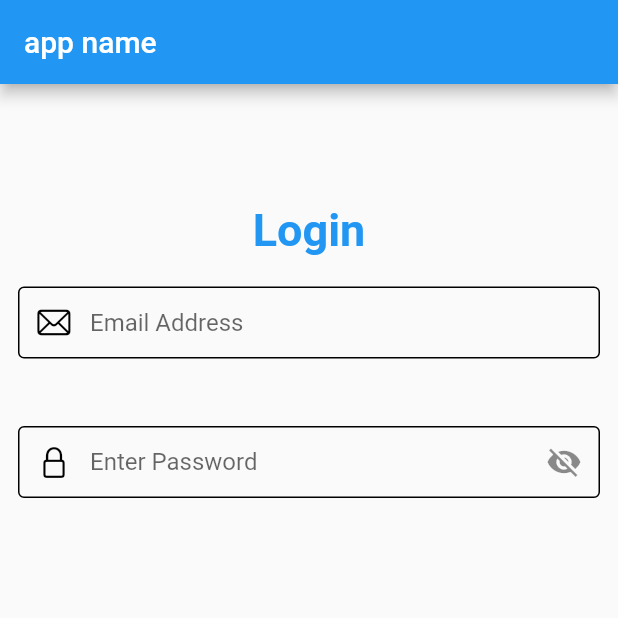
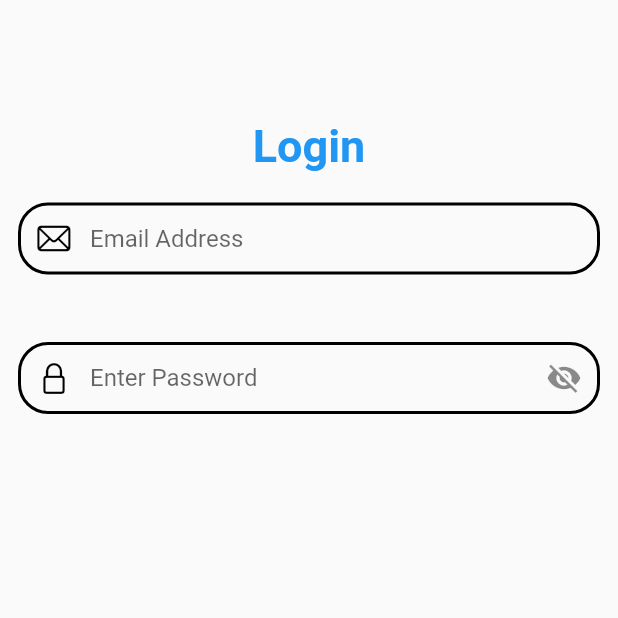
Before and after one commit to mahimafire1234/Kabadiwala, a Flutter app: the screen it shows after launch, on a phone screen of 412 x 824 dp, the top half of it. Run offline on Flutter 3.47's test engine with Material 2 defaults, Android fonts, the phone set to English and light mode, and no system bars.

Commit message:
adjusting login design

```diff
--- a/lib/main.dart
+++ b/lib/main.dart
@@ -25,11 +25,8 @@ class _MainState extends State<Main> {
   @override
   Widget build(BuildContext context) {
     return Scaffold(
-      appBar: AppBar(
-        title: const Text("app name"),
-        backgroundColor: Colors.blue,
-      ),
-      body: Column(
+      body: SafeArea(
+        child: Column(
           mainAxisAlignment: MainAxisAlignment.start,
           children: const [
             Center(
@@ -51,7 +48,9 @@ class _MainState extends State<Main> {
                 child: TextField(
                   decoration: InputDecoration(
                       enabledBorder: OutlineInputBorder(
-                        borderSide: BorderSide(color: Colors.black)),
+                          borderRadius: BorderRadius.all(Radius.circular(20)),
+                          borderSide:
+                              BorderSide(color: Colors.black, width: 2.0)),
                       fillColor: Colors.black,
                       prefixIcon: Icon(
                         CupertinoIcons.envelope,
@@ -68,7 +67,9 @@ class _MainState extends State<Main> {
                 child: TextField(
                   decoration: InputDecoration(
                       enabledBorder: OutlineInputBorder(
-                        borderSide: BorderSide(color: Colors.black)),
+                          borderRadius: BorderRadius.all(Radius.circular(20)),
+                          borderSide:
+                              BorderSide(color: Colors.black, width: 2.0)),
                       prefixIcon: Icon(
                         CupertinoIcons.lock,
                         color: Color(0xFF000000),
@@ -81,6 +82,7 @@ class _MainState extends State<Main> {
             )
           ],
         ),
+      ),
     );
   }
 }
```
Lines whose indentation alone changed are shown as unchanged.
